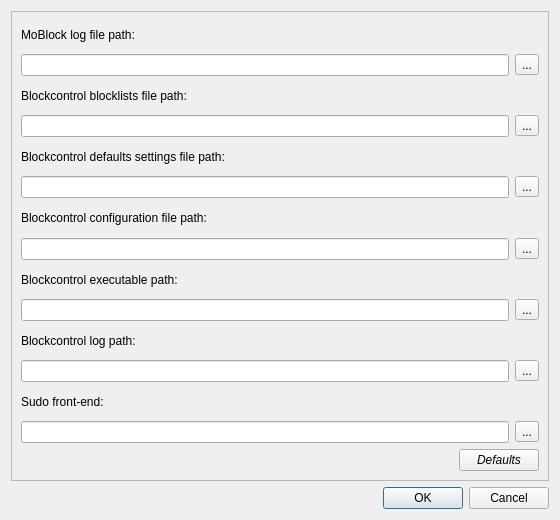
This is pgl/pgl-gui/ui/settings.ui in okyes/peerguardian as Qt 5 draws it before an edit. The edited form follows.
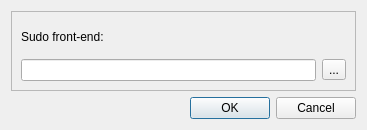
This is the edited form. Icons and pictures are not drawn.

Commit message: Removed no longer used widgets.

The edit to the form file:
```diff
--- a/pgl/pgl-gui/ui/settings.ui
+++ b/pgl/pgl-gui/ui/settings.ui
@@ -4,18 +4,18 @@
   <property name="windowModality" >
    <enum>Qt::ApplicationModal</enum>
   </property>
-  <property name="geometry" >
+  <property name="geometry">
    <rect>
     <x>0</x>
     <y>0</y>
-    <width>560</width>
-    <height>520</height>
+    <width>367</width>
+    <height>130</height>
    </rect>
   </property>
-  <property name="minimumSize" >
+  <property name="minimumSize">
    <size>
-    <width>560</width>
-    <height>520</height>
+    <width>200</width>
+    <height>130</height>
    </size>
   </property>
   <property name="font" >
@@ -41,202 +41,26 @@
      </property>
      <layout class="QVBoxLayout" >
       <item>
-       <widget class="QLabel" name="label" >
-        <property name="text" >
-         <string>MoBlock log file path:</string>
-        </property>
-       </widget>
-      </item>
-      <item>
-       <layout class="QHBoxLayout" >
-        <item>
-         <widget class="QLineEdit" name="m_LogPathEdit" >
-          <property name="statusTip" >
-           <string/>
-          </property>
-         </widget>
-        </item>
-        <item>
-         <widget class="QToolButton" name="m_LogPathButton" >
-          <property name="text" >
-           <string>...</string>
-          </property>
-         </widget>
-        </item>
-       </layout>
-      </item>
-      <item>
-       <widget class="QLabel" name="label_2" >
-        <property name="text" >
-         <string>Blockcontrol blocklists file path:</string>
-        </property>
-       </widget>
-      </item>
-      <item>
-       <layout class="QHBoxLayout" >
-        <item>
-         <widget class="QLineEdit" name="m_ListsPathEdit" >
-          <property name="statusTip" >
-           <string/>
-          </property>
-         </widget>
-        </item>
-        <item>
-         <widget class="QToolButton" name="m_ListsPathButton" >
-          <property name="text" >
-           <string>...</string>
-          </property>
-          <property name="arrowType" >
-           <enum>Qt::NoArrow</enum>
-          </property>
-         </widget>
-        </item>
-       </layout>
-      </item>
-      <item>
-       <widget class="QLabel" name="label_3" >
-        <property name="text" >
-         <string>Blockcontrol defaults settings file path:</string>
-        </property>
-       </widget>
-      </item>
-      <item>
-       <layout class="QHBoxLayout" >
-        <item>
-         <widget class="QLineEdit" name="m_DefaultsPathEdit" >
-          <property name="statusTip" >
-           <string/>
-          </property>
-         </widget>
-        </item>
-        <item>
-         <widget class="QToolButton" name="m_DefaultsPathButton" >
-          <property name="text" >
-           <string>...</string>
-          </property>
-         </widget>
-        </item>
-       </layout>
-      </item>
-      <item>
-       <widget class="QLabel" name="label_6" >
-        <property name="text" >
-         <string>Blockcontrol configuration file path:</string>
-        </property>
-       </widget>
-      </item>
-      <item>
-       <layout class="QHBoxLayout" >
-        <item>
-         <widget class="QLineEdit" name="m_ConfPathEdit" >
-          <property name="statusTip" >
-           <string/>
-          </property>
-         </widget>
-        </item>
-        <item>
-         <widget class="QToolButton" name="m_ConfPathButton" >
-          <property name="text" >
-           <string>...</string>
-          </property>
-         </widget>
-        </item>
-       </layout>
-      </item>
-      <item>
-       <widget class="QLabel" name="label_4" >
-        <property name="text" >
-         <string>Blockcontrol executable path:</string>
-        </property>
-       </widget>
-      </item>
-      <item>
-       <layout class="QHBoxLayout" >
-        <item>
-         <widget class="QLineEdit" name="m_ControlPathEdit" />
-        </item>
-        <item>
-         <widget class="QToolButton" name="m_ControlPathButton" >
-          <property name="text" >
-           <string>...</string>
-          </property>
-         </widget>
-        </item>
-       </layout>
-      </item>
-      <item>
-       <widget class="QLabel" name="label_5" >
-        <property name="text" >
-         <string>Blockcontrol log path:</string>
-        </property>
-       </widget>
-      </item>
-      <item>
-       <layout class="QHBoxLayout" >
-        <item>
-         <widget class="QLineEdit" name="m_ControlLogPathEdit" />
-        </item>
-        <item>
-         <widget class="QToolButton" name="m_ControlLogPathButton" >
-          <property name="text" >
-           <string>...</string>
-          </property>
-         </widget>
-        </item>
-       </layout>
-      </item>
-      <item>
-       <widget class="QLabel" name="label_7" >
-        <property name="text" >
+       <widget class="QLabel" name="label_7">
+        <property name="text">
          <string>Sudo front-end:</string>
         </property>
        </widget>
       </item>
       <item>
-       <layout class="QHBoxLayout" >
+       <layout class="QHBoxLayout">
         <item>
-         <widget class="QLineEdit" name="m_RootPathEdit" />
+         <widget class="QLineEdit" name="m_RootPathEdit"/>
         </item>
         <item>
-         <widget class="QToolButton" name="m_RootPathButton" >
-          <property name="text" >
+         <widget class="QToolButton" name="m_RootPathButton">
+          <property name="text">
            <string>...</string>
           </property>
          </widget>
         </item>
        </layout>
       </item>
-      <item>
-       <layout class="QHBoxLayout" >
-        <item>
-         <spacer>
-          <property name="orientation" >
-           <enum>Qt::Horizontal</enum>
-          </property>
-          <property name="sizeHint" >
-           <size>
-            <width>40</width>
-            <height>20</height>
-           </size>
-          </property>
-         </spacer>
-        </item>
-        <item>
-         <widget class="QPushButton" name="m_SetDefaultsButton" >
-          <property name="font" >
-           <font>
-            <weight>50</weight>
-            <italic>true</italic>
-            <bold>false</bold>
-           </font>
-          </property>
-          <property name="text" >
-           <string>Defaults</string>
-          </property>
-         </widget>
-        </item>
-       </layout>
-      </item>
      </layout>
     </widget>
    </item>
@@ -245,8 +69,8 @@
      <property name="orientation" >
       <enum>Qt::Horizontal</enum>
      </property>
-     <property name="standardButtons" >
-      <set>QDialogButtonBox::Cancel|QDialogButtonBox::NoButton|QDialogButtonBox::Ok</set>
+     <property name="standardButtons">
+      <set>QDialogButtonBox::Cancel|QDialogButtonBox::Ok</set>
      </property>
     </widget>
    </item>
```
Left out of the diff: 53 changed lines with no effect on the pictures.
